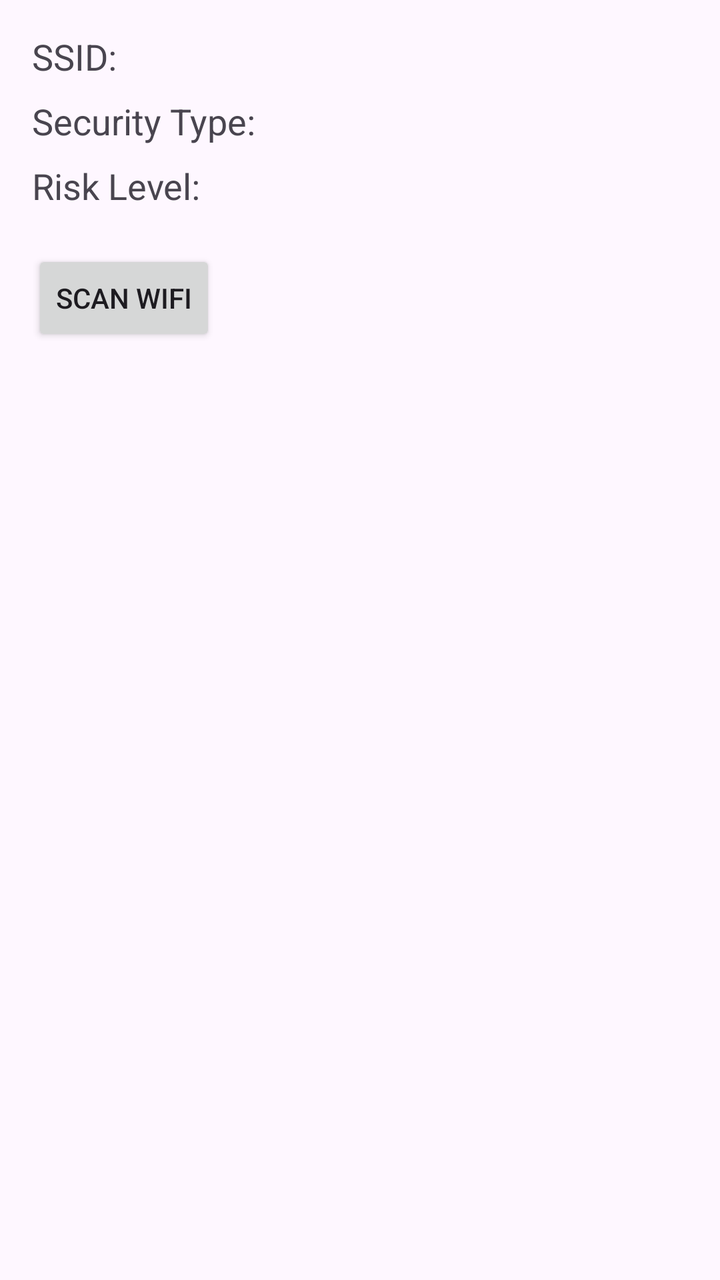
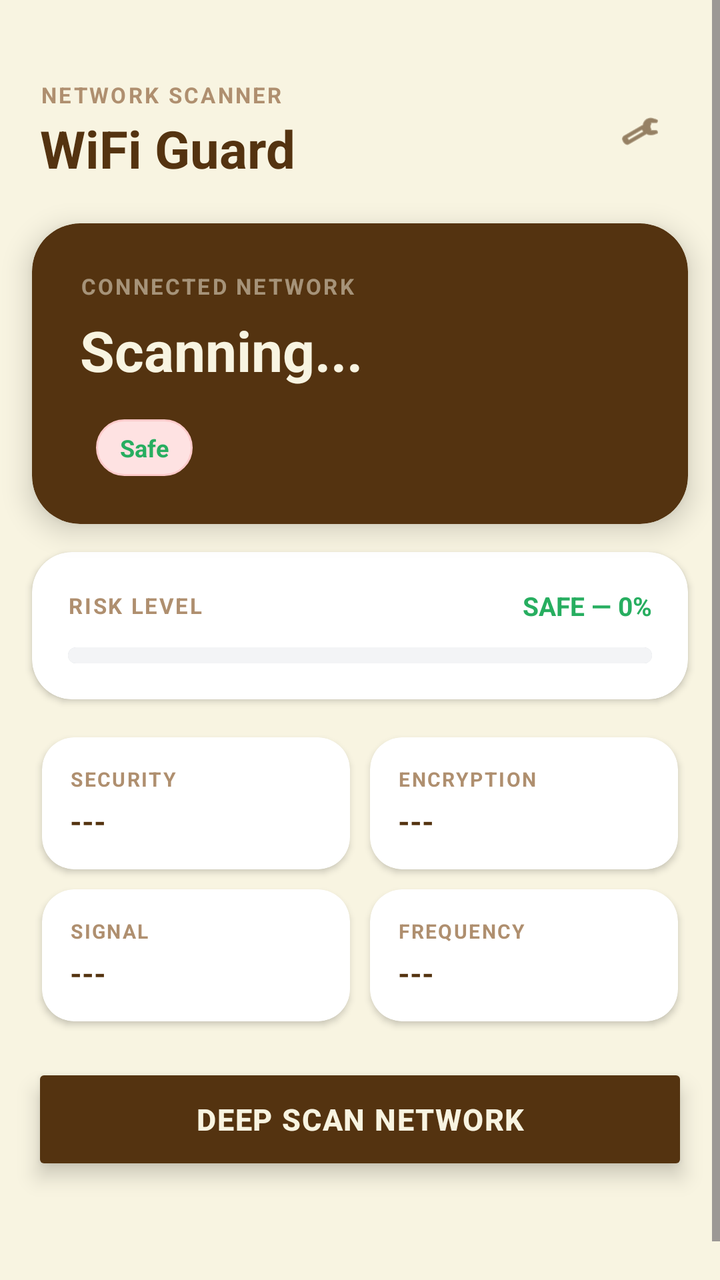

An Android layout rendered at two revisions. The XML below is the earlier revision; the diff shows what the commit changed to produce the second picture.
<!-- AndroidManifest.xml: application theme Theme.VIGIL -->
<!-- res/layout/fragment_wifi.xml -->
<?xml version="1.0" encoding="utf-8"?>
<LinearLayout xmlns:android="http://schemas.android.com/apk/res/android"
    android:orientation="vertical"
    android:padding="16dp"
    android:layout_width="match_parent"
    android:layout_height="match_parent"
    android:layout_margin="50dp">

    <TextView
        android:id="@+id/tv_ssid"
        android:text="SSID: "
        android:textSize="18sp"
        android:layout_width="wrap_content"
        android:layout_height="wrap_content"/>

    <TextView
        android:id="@+id/tv_security"
        android:text="Security Type: "
        android:textSize="18sp"
        android:layout_width="wrap_content"
        android:layout_height="wrap_content"
        android:layout_marginTop="8dp"/>

    <TextView
        android:id="@+id/tv_risk"
        android:text="Risk Level: "
        android:textSize="18sp"
        android:layout_width="wrap_content"
        android:layout_height="wrap_content"
        android:layout_marginTop="8dp"/>

    <Button
        android:id="@+id/btn_scan_wifi"
        android:text="Scan WiFi"
        android:layout_width="wrap_content"
        android:layout_height="wrap_content"
        android:layout_marginTop="20dp"/>

</LinearLayout>
<!-- resources referenced by this layout -->
<resources>
  <style name="Theme.VIGIL" parent="Base.Theme.VIGIL" />
  <style name="Base.Theme.VIGIL" parent="Theme.Material3.DayNight.NoActionBar">
          
          
      </style>
</resources>

<!-- the commit's change to res/layout/fragment_wifi.xml (unified diff, before → after) -->
@@ -1,39 +1,433 @@
 <?xml version="1.0" encoding="utf-8"?>
-<LinearLayout xmlns:android="http://schemas.android.com/apk/res/android"
-    android:orientation="vertical"
-    android:padding="16dp"
+<ScrollView xmlns:android="http://schemas.android.com/apk/res/android"
+    xmlns:app="http://schemas.android.com/apk/res-auto"
     android:layout_width="match_parent"
     android:layout_height="match_parent"
-    android:layout_margin="50dp">
-
-    <TextView
-        android:id="@+id/tv_ssid"
-        android:text="SSID: "
-        android:textSize="18sp"
-        android:layout_width="wrap_content"
-        android:layout_height="wrap_content"/>
-
-    <TextView
-        android:id="@+id/tv_security"
-        android:text="Security Type: "
-        android:textSize="18sp"
-        android:layout_width="wrap_content"
+    android:fillViewport="true"
+    android:background="@color/bg_primary">
+
+    <LinearLayout
+        android:layout_width="match_parent"
         android:layout_height="wrap_content"
-        android:layout_marginTop="8dp"/>
-
-    <TextView
-        android:id="@+id/tv_risk"
-        android:text="Risk Level: "
-        android:textSize="18sp"
-        android:layout_width="wrap_content"
-        android:layout_height="wrap_content"
-        android:layout_marginTop="8dp"/>
-
-    <Button
-        android:id="@+id/btn_scan_wifi"
-        android:text="Scan WiFi"
-        android:layout_width="wrap_content"
-        android:layout_height="wrap_content"
-        android:layout_marginTop="20dp"/>
-
-</LinearLayout>
+        android:orientation="vertical"
+        android:layout_marginTop="20dp">
+
+        <LinearLayout
+            android:layout_width="match_parent"
+            android:layout_height="wrap_content"
+            android:orientation="horizontal"
+            android:padding="20dp"
+            android:gravity="center_vertical">
+
+            <LinearLayout
+                android:layout_width="0dp"
+                android:layout_height="wrap_content"
+                android:layout_weight="1"
+                android:orientation="vertical">
+
+                <TextView
+                    android:layout_width="wrap_content"
+                    android:layout_height="wrap_content"
+                    android:text="NETWORK SCANNER"
+                    android:textColor="@color/accent_gold"
+                    android:textSize="11sp"
+                    android:letterSpacing="0.1"
+                    android:textStyle="bold"/>
+
+                <TextView
+                    android:layout_width="wrap_content"
+                    android:layout_height="wrap_content"
+                    android:text="WiFi Guard"
+                    android:textColor="@color/text_dark"
+                    android:textSize="26sp"
+                    android:textStyle="bold"
+                    android:layout_marginTop="2dp"/>
+
+            </LinearLayout>
+
+            <ImageView
+                android:layout_width="40dp"
+                android:layout_height="40dp"
+                android:src="@android:drawable/ic_menu_manage"
+                android:padding="10dp"
+                app:tint="@color/text_dark"
+                android:contentDescription="Settings"/>
+
+        </LinearLayout>
+
+        <androidx.cardview.widget.CardView
+            android:layout_width="match_parent"
+            android:layout_height="wrap_content"
+            android:layout_marginStart="16dp"
+            android:layout_marginEnd="16dp"
+            app:cardBackgroundColor="@color/card_dark"
+            app:cardCornerRadius="24dp"
+            app:cardElevation="8dp">
+
+            <LinearLayout
+                android:layout_width="match_parent"
+                android:layout_height="wrap_content"
+                android:orientation="vertical"
+                android:padding="24dp">
+
+                <TextView
+                    android:layout_width="wrap_content"
+                    android:layout_height="wrap_content"
+                    android:text="CONNECTED NETWORK"
+                    android:textColor="#80F8F4E1"
+                    android:textSize="11sp"
+                    android:letterSpacing="0.1"
+                    android:textStyle="bold"/>
+
+                <TextView
+                    android:id="@+id/tv_ssid"
+                    android:layout_width="wrap_content"
+                    android:layout_height="wrap_content"
+                    android:text="Scanning..."
+                    android:textColor="@color/text_light"
+                    android:textSize="28sp"
+                    android:textStyle="bold"
+                    android:layout_marginTop="6dp"
+                    android:layout_marginBottom="16dp"/>
+
+                <LinearLayout
+                    android:layout_width="wrap_content"
+                    android:layout_height="wrap_content"
+                    android:orientation="horizontal"
+                    android:gravity="center_vertical">
+
+                    <TextView
+                        android:id="@+id/tv_open_badge"
+                        android:layout_width="wrap_content"
+                        android:layout_height="wrap_content"
+                        android:text="Open Network"
+                        android:textColor="@color/text_dark"
+                        android:textSize="12sp"
+                        android:textStyle="bold"
+                        android:background="@drawable/bg_badge_open"
+                        android:paddingStart="12dp"
+                        android:paddingEnd="12dp"
+                        android:paddingTop="6dp"
+                        android:paddingBottom="6dp"
+                        android:visibility="gone"/>
+
+                    <Space android:layout_width="8dp" android:layout_height="1dp"/>
+
+                    <TextView
+                        android:id="@+id/tv_risk_badge"
+                        android:layout_width="wrap_content"
+                        android:layout_height="wrap_content"
+                        android:text="Safe"
+                        android:textColor="@color/safe_green"
+                        android:textSize="12sp"
+                        android:textStyle="bold"
+                        android:background="@drawable/bg_badge_risk"
+                        android:paddingStart="12dp"
+                        android:paddingEnd="12dp"
+                        android:paddingTop="6dp"
+                        android:paddingBottom="6dp"/>
+
+                </LinearLayout>
+
+            </LinearLayout>
+
+        </androidx.cardview.widget.CardView>
+
+        <androidx.cardview.widget.CardView
+            android:layout_width="match_parent"
+            android:layout_height="wrap_content"
+            android:layout_marginStart="16dp"
+            android:layout_marginEnd="16dp"
+            android:layout_marginTop="14dp"
+            app:cardBackgroundColor="@color/white"
+            app:cardCornerRadius="20dp"
+            app:cardElevation="2dp">
+
+            <LinearLayout
+                android:layout_width="match_parent"
+                android:layout_height="wrap_content"
+                android:orientation="vertical"
+                android:padding="18dp">
+
+                <LinearLayout
+                    android:layout_width="match_parent"
+                    android:layout_height="wrap_content"
+                    android:orientation="horizontal"
+                    android:gravity="center_vertical"
+                    android:layout_marginBottom="12dp">
+
+                    <TextView
+                        android:layout_width="0dp"
+                        android:layout_height="wrap_content"
+                        android:layout_weight="1"
+                        android:text="RISK LEVEL"
+                        android:textColor="@color/accent_gold"
+                        android:textSize="11sp"
+                        android:letterSpacing="0.08"
+                        android:textStyle="bold"/>
+
+                    <TextView
+                        android:id="@+id/tv_risk"
+                        android:layout_width="wrap_content"
+                        android:layout_height="wrap_content"
+                        android:text="SAFE — 0%"
+                        android:textColor="@color/safe_green"
+                        android:textSize="13sp"
+                        android:textStyle="bold"/>
+
+                </LinearLayout>
+
+                <ProgressBar
+                    android:id="@+id/progress_risk"
+                    style="?android:attr/progressBarStyleHorizontal"
+                    android:layout_width="match_parent"
+                    android:layout_height="8dp"
+                    android:max="100"
+                    android:progress="0"
+                    android:progressDrawable="@drawable/progress_risk_bar"
+                    android:background="@drawable/bg_progress_track"/>
+
+            </LinearLayout>
+
+        </androidx.cardview.widget.CardView>
+
+        <GridLayout
+            android:layout_width="match_parent"
+            android:layout_height="wrap_content"
+            android:layout_marginStart="16dp"
+            android:layout_marginEnd="16dp"
+            android:layout_marginTop="14dp"
+            android:columnCount="2"
+            android:rowCount="2"
+            android:useDefaultMargins="false">
+
+            <androidx.cardview.widget.CardView
+                android:layout_width="0dp"
+                android:layout_height="wrap_content"
+                android:layout_columnWeight="1"
+                android:layout_margin="5dp"
+                app:cardBackgroundColor="@color/white"
+                app:cardCornerRadius="16dp"
+                app:cardElevation="2dp">
+
+                <LinearLayout
+                    android:layout_width="match_parent"
+                    android:layout_height="wrap_content"
+                    android:orientation="vertical"
+                    android:padding="14dp">
+
+                    <TextView
+                        android:layout_width="wrap_content"
+                        android:layout_height="wrap_content"
+                        android:text="SECURITY"
+                        android:textColor="@color/accent_gold"
+                        android:textSize="10sp"
+                        android:letterSpacing="0.08"
+                        android:textStyle="bold"/>
+
+                    <TextView
+                        android:id="@+id/tv_security"
+                        android:layout_width="wrap_content"
+                        android:layout_height="wrap_content"
+                        android:text="---"
+                        android:textColor="@color/text_dark"
+                        android:textSize="15sp"
+                        android:textStyle="bold"
+                        android:layout_marginTop="4dp"/>
+
+                </LinearLayout>
+
+            </androidx.cardview.widget.CardView>
+
+            <androidx.cardview.widget.CardView
+                android:layout_width="0dp"
+                android:layout_height="wrap_content"
+                android:layout_columnWeight="1"
+                android:layout_margin="5dp"
+                app:cardBackgroundColor="@color/white"
+                app:cardCornerRadius="16dp"
+                app:cardElevation="2dp">
+
+                <LinearLayout
+                    android:layout_width="match_parent"
+                    android:layout_height="wrap_content"
+                    android:orientation="vertical"
+                    android:padding="14dp">
+
+                    <TextView
+                        android:layout_width="wrap_content"
+                        android:layout_height="wrap_content"
+                        android:text="ENCRYPTION"
+                        android:textColor="@color/accent_gold"
+                        android:textSize="10sp"
+                        android:letterSpacing="0.08"
+                        android:textStyle="bold"/>
+
+                    <TextView
+                        android:id="@+id/tv_encryption"
+                        android:layout_width="wrap_content"
+                        android:layout_height="wrap_content"
+                        android:text="---"
+                        android:textColor="@color/text_dark"
+                        android:textSize="15sp"
+                        android:textStyle="bold"
+                        android:layout_marginTop="4dp"/>
+
+                </LinearLayout>
+
+            </androidx.cardview.widget.CardView>
+
+            <androidx.cardview.widget.CardView
+                android:layout_width="0dp"
+                android:layout_height="wrap_content"
+                android:layout_columnWeight="1"
+                android:layout_margin="5dp"
+                app:cardBackgroundColor="@color/white"
+                app:cardCornerRadius="16dp"
+                app:cardElevation="2dp">
+
+                <LinearLayout
+                    android:layout_width="match_parent"
+                    android:layout_height="wrap_content"
+                    android:orientation="vertical"
+                    android:padding="14dp">
+
+                    <TextView
+                        android:layout_width="wrap_content"
+                        android:layout_height="wrap_content"
+                        android:text="SIGNAL"
+                        android:textColor="@color/accent_gold"
+                        android:textSize="10sp"
+                        android:letterSpacing="0.08"
+                        android:textStyle="bold"/>
+
+                    <TextView
+                        android:id="@+id/tv_signal"
+                        android:layout_width="wrap_content"
+                        android:layout_height="wrap_content"
+                        android:text="---"
+                        android:textColor="@color/text_dark"
+                        android:textSize="15sp"
+                        android:textStyle="bold"
+                        android:layout_marginTop="4dp"/>
+
+                </LinearLayout>
+
+            </androidx.cardview.widget.CardView>
+
+            <androidx.cardview.widget.CardView
+                android:layout_width="0dp"
+                android:layout_height="wrap_content"
+                android:layout_columnWeight="1"
+                android:layout_margin="5dp"
+                app:cardBackgroundColor="@color/white"
+                app:cardCornerRadius="16dp"
+                app:cardElevation="2dp">
+
+                <LinearLayout
+                    android:layout_width="match_parent"
+                    android:layout_height="wrap_content"
+                    android:orientation="vertical"
+                    android:padding="14dp">
+
+                    <TextView
+                        android:layout_width="wrap_content"
+                        android:layout_height="wrap_content"
+                        android:text="FREQUENCY"
+                        android:textColor="@color/accent_gold"
+                        android:textSize="10sp"
+                        android:letterSpacing="0.08"
+                        android:textStyle="bold"/>
+
+                    <TextView
+                        android:id="@+id/tv_frequency"
+                        android:layout_width="wrap_content"
+                        android:layout_height="wrap_content"
+                        android:text="---"
+                        android:textColor="@color/text_dark"
+                        android:textSize="15sp"
+                        android:textStyle="bold"
+                        android:layout_marginTop="4dp"/>
+
+                </LinearLayout>
+
+            </androidx.cardview.widget.CardView>
+
+        </GridLayout>
+
+        <androidx.cardview.widget.CardView
+            android:id="@+id/card_warning"
+            android:layout_width="match_parent"
+            android:layout_height="wrap_content"
+            android:layout_marginStart="16dp"
+            android:layout_marginEnd="16dp"
+            android:layout_marginTop="14dp"
+            app:cardBackgroundColor="#1AAF8F6F"
+            app:cardCornerRadius="16dp"
+            app:cardElevation="0dp"
+            android:visibility="gone">
+
+            <LinearLayout
+                android:layout_width="match_parent"
+                android:layout_height="wrap_content"
+                android:orientation="horizontal"
+                android:padding="14dp"
+                android:gravity="top"
+                android:background="@drawable/bg_tip_card">
+
+                <TextView
+                    android:layout_width="wrap_content"
+                    android:layout_height="wrap_content"
+                    android:text="🛡️"
+                    android:textSize="20sp"
+                    android:layout_marginEnd="12dp"
+                    android:layout_marginTop="1dp"/>
+
+                <LinearLayout
+                    android:layout_width="match_parent"
+                    android:layout_height="wrap_content"
+                    android:orientation="vertical">
+
+                    <TextView
+                        android:layout_width="wrap_content"
+                        android:layout_height="wrap_content"
+                        android:text="Security Warning"
+                        android:textColor="@color/text_dark"
+                        android:textSize="13sp"
+                        android:textStyle="bold"
+                        android:layout_marginBottom="3dp"/>
+
+                    <TextView
+                        android:id="@+id/tv_warning_desc"
+                        android:layout_width="wrap_content"
+                        android:layout_height="wrap_content"
+                        android:text="This network has no password protection. Avoid sharing sensitive data or use a VPN."
+                        android:textColor="@color/text_brown"
+                        android:textSize="12sp"
+                        android:lineSpacingMultiplier="1.5"/>
+
+                </LinearLayout>
+
+            </LinearLayout>
+
+        </androidx.cardview.widget.CardView>
+
+        <Button
+            android:id="@+id/btn_scan_wifi"
+            android:layout_width="match_parent"
+            android:layout_height="56dp"
+            android:layout_marginStart="16dp"
+            android:layout_marginEnd="16dp"
+            android:layout_marginTop="16dp"
+            android:layout_marginBottom="24dp"
+            android:text="Deep Scan Network"
+            android:textColor="@color/text_light"
+            android:textSize="15sp"
+            android:textStyle="bold"
+            android:letterSpacing="0.04"
+            android:backgroundTint="@color/card_dark"
+            android:stateListAnimator="@null"
+            android:elevation="6dp"/>
+
+    </LinearLayout>
+</ScrollView>
<!-- resource entries referenced after the edit -->
@@ -1,9 +1,107 @@
 <!-- resources referenced by this layout -->
 <resources>
+  <color name="accent_gold">#AF8F6F</color>
+  <color name="bg_primary">#F8F4E1</color>
+  <color name="card_dark">#543310</color>
+  <color name="safe_green">#27AE60</color>
+  <color name="text_brown">#74512D</color>
+  <color name="text_dark">#543310</color>
+  <color name="text_light">#F8F4E1</color>
+  <color name="white">#FFFFFFFF</color>
+  <!-- drawable bg_badge_open (drawable) -->
+  <?xml version="1.0" encoding="utf-8"?>
+  <shape xmlns:android="http://schemas.android.com/apk/res/android"
+      android:shape="rectangle">
+  
+      <solid android:color="#FFFDD0" />
+  
+      <corners android:radius="999dp" />
+  
+      <stroke
+          android:width="1dp"
+          android:color="#F5F5DC" />
+  </shape>
+  <!-- drawable bg_badge_risk (drawable) -->
+  <?xml version="1.0" encoding="utf-8"?>
+  <shape xmlns:android="http://schemas.android.com/apk/res/android"
+      android:shape="rectangle">
+      <solid android:color="#FEE2E2" />
+  
+      <corners android:radius="999dp" />
+  
+      <stroke
+          android:width="1dp"
+          android:color="#FECACA" />
+  </shape>
+  <!-- drawable bg_progress_track (drawable) -->
+  <?xml version="1.0" encoding="utf-8"?>
+  <shape xmlns:android="http://schemas.android.com/apk/res/android"
+      android:shape="rectangle">
+      <solid android:color="#E5E7EB" />
+  
+      <corners android:radius="999dp" />
+  
+      <stroke
+          android:width="1dp"
+          android:color="#D1D5DB" />
+  </shape>
+  <!-- drawable bg_tip_card (drawable) -->
+  <?xml version="1.0" encoding="utf-8"?>
+  <shape xmlns:android="http://schemas.android.com/apk/res/android"
+      android:shape="rectangle">
+      <solid android:color="#E5E7EB" />
+  
+      <corners android:radius="999dp" />
+  
+      <stroke
+          android:width="1dp"
+          android:color="#D1D5DB" />
+  </shape>
+  <!-- drawable progress_risk_bar (drawable) -->
+  <?xml version="1.0" encoding="utf-8"?>
+  <layer-list xmlns:android="http://schemas.android.com/apk/res/android">
+      <item android:id="@android:id/background">
+          <shape>
+              <corners android:radius="999dp" />
+              <solid android:color="#F3F4F6" /> </shape>
+      </item>
+  
+      <item android:id="@android:id/progress">
+          <clip>
+              <shape>
+                  <corners android:radius="999dp" />
+                  <gradient
+                      android:startColor="#F97316"
+                      android:endColor="#EF4444"
+                      android:angle="0"
+                      android:type="linear" />
+              </shape>
+          </clip>
+      </item>
+  </layer-list>
   <style name="Theme.VIGIL" parent="Base.Theme.VIGIL" />
   <style name="Base.Theme.VIGIL" parent="Theme.Material3.DayNight.NoActionBar">
           
+          <item name="android:windowBackground">@color/bg_primary</item>
+          <item name="colorPrimary">@color/card_dark</item>
+          <item name="colorOnPrimary">@color/white</item>
+          <item name="colorSecondary">@color/accent_gold</item>
+          <item name="colorOnSecondary">@color/card_dark</item>
+          <item name="android:statusBarColor">@color/bg_primary</item>
+          <item name="android:windowLightStatusBar">true</item>
+  
           
+          <item name="bottomNavigationStyle">@style/Widget.App.BottomNavigationView</item>
       </style>
+  <style name="Widget.App.BottomNavigationView" parent="Widget.Material3.BottomNavigationView">
+          <item name="backgroundTint">@color/bg_primary</item>
+          <item name="itemIconTint">@color/color_nav_item</item>
+          <item name="itemTextColor">@color/color_nav_item</item>
+          <item name="itemActiveIndicatorStyle">@style/App.ActiveIndicator</item>
+      </style>
+  <style name="App.ActiveIndicator" parent="Widget.Material3.BottomNavigationView.ActiveIndicator">
+          <item name="android:color">@color/nav_active_indicator</item>
+      </style>
+  <color name="nav_active_indicator">#543310</color>
 </resources>
 
